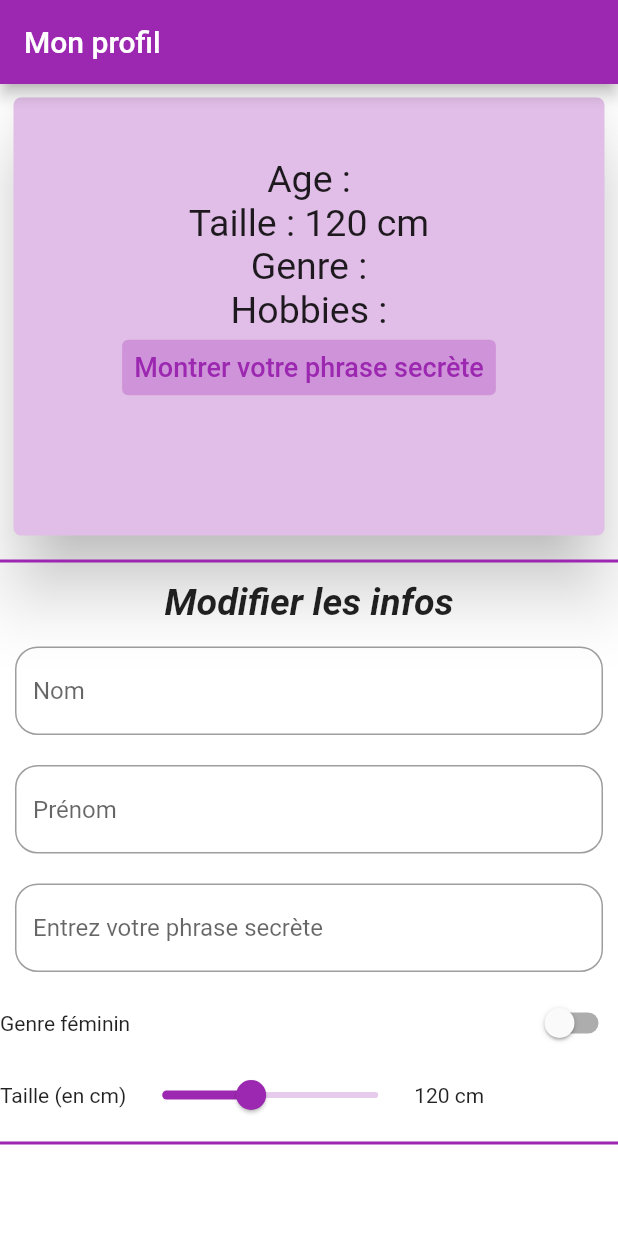
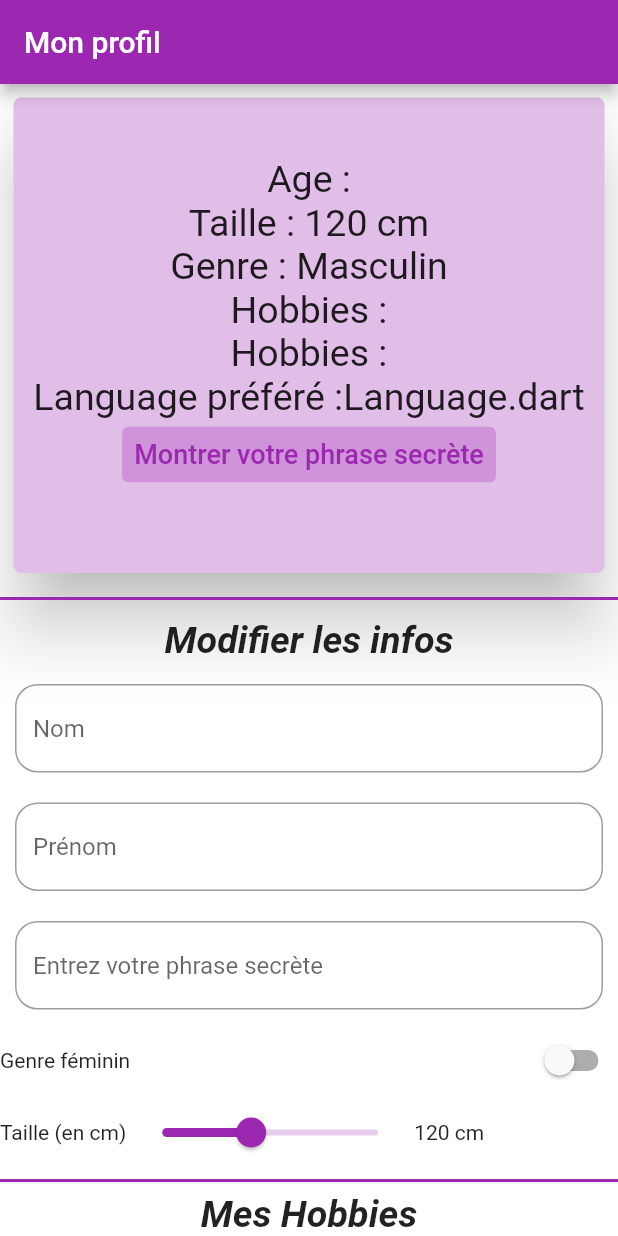
Before and after one commit to Zuhrdev/My-first-Flutter-App, a Flutter app: the screen it shows after launch, on a phone screen of 412 x 824 dp. Run offline on Flutter 3.47's test engine with Material 2 defaults, Android fonts, the phone set to English and light mode, and no system bars.

Commit message:
end of the exercise

```diff
--- a/wdigets_interractifs/lib/change_params.dart
+++ b/wdigets_interractifs/lib/change_params.dart
@@ -7,6 +7,10 @@ class ExerciseWidget extends StatefulWidget {
     return ExerciseWidgetState();
   }
 }
+
+enum Language {dart, c}
+Language? _language = Language.dart;
+
 
 class ExerciseWidgetState extends State<ExerciseWidget> {
 
@@ -20,8 +24,22 @@ class ExerciseWidgetState extends State<ExerciseWidget> {
   String prenom = "";
   String name = "";
   String secret = "";
+  String language = "";
   String secretDisplay = "cachée";
   double sliderTailleValue = 120;
+  Map<String, bool>hobbies= {
+    "MMA": false,
+    "Boxe": false,
+    "Football": false,
+    "Informatique": false
+  };
+  Map<String, bool>courses = {
+    "carottes": false,
+    "oignons": false,
+    "frommage": true,
+  };
+
+
 
   @override
   void initState() {
@@ -39,9 +57,11 @@ class ExerciseWidgetState extends State<ExerciseWidget> {
     super.dispose();
   }
 
-  @override
+
+@override
   Widget build(BuildContext context) {
     var size = MediaQuery.of(context).size;
+
     return Scaffold(
       backgroundColor: backGroundColor,
       appBar: AppBar(title: const Text("Mon profil"),),
@@ -53,7 +73,7 @@ class ExerciseWidgetState extends State<ExerciseWidget> {
               children: [
                 Container(
                   margin: EdgeInsets.all(5),
-                  height: 300,
+                  height: 325,
                   width: size.width,
                   decoration: BoxDecoration(borderRadius: BorderRadius.circular(10), /*color: Colors.purple[200]*/),
                   child: Card(
@@ -69,9 +89,23 @@ class ExerciseWidgetState extends State<ExerciseWidget> {
                     Text("$name $prenom", style: TextStyle(fontSize: 25),),
                     Text("Age :", style: TextStyle(fontSize: 25)),
                     Text("Taille : ${sliderTailleValue.toInt()} cm", style: TextStyle(fontSize: 25)),
-                    Text("Genre :", style: TextStyle(fontSize: 25)),
+                    Row(
+                      mainAxisAlignment: MainAxisAlignment.center,
+                      children: [
+                      Text("Genre : ", style: TextStyle(fontSize: 25)),
+                      Text(updateGender(), style: TextStyle(fontSize: 25),),
+                    ],),
                     Text("Hobbies :", style: TextStyle(fontSize: 25)),
-                    TextButton(style: TextButton.styleFrom(backgroundColor: Colors.purple[200]), onPressed: () {setState(() => textButtonPressed = !textButtonPressed);},
+                    Row(children: [
+                      Text("Hobbies :", style: TextStyle(fontSize: 25),),
+                      dispHobbies(),
+                    ],mainAxisAlignment: MainAxisAlignment.center,),
+                      Row(children: [
+                        Text("Language préféré :", style: TextStyle(fontSize: 25),),
+                        Text(_language.toString(), style: TextStyle(fontSize: 25),),
+                      ],
+                      mainAxisAlignment: MainAxisAlignment.center,),
+                      TextButton(style: TextButton.styleFrom(backgroundColor: Colors.purple[200]), onPressed: () {setState(() => textButtonPressed = !textButtonPressed);},
                       child:
                         Text("Montrer votre phrase secrète", style: TextStyle(fontSize: 18)),
                       ),
@@ -135,6 +169,42 @@ class ExerciseWidgetState extends State<ExerciseWidget> {
                   ],
                 ),
                 Divider(color: Colors.purple,thickness: 2,),
+                MainTitleText(data: "Mes Hobbies"),
+                checksHobbies(),
+                ListTile(
+                  title: Text("Dart"),
+                  leading: Radio<Language>(
+                    value: Language.dart,
+                    groupValue: _language,
+                    onChanged: (Language? newValue) {
+                      setState(() {
+                        _language = newValue;
+                      });
+                    },
+                  ),
+                ),
+                ListTile(
+                  title: Text("c"),
+                  leading: Radio<Language>(
+                    value: Language.c,
+                    groupValue: _language,
+                    onChanged: (Language? newValue) {
+                      setState(() {
+                        _language = newValue;
+                      });
+                    },
+                  ),
+                ),
+
+                /*Row(
+                  children: [
+                    RadioListTile(value: "dart", groupValue: language, onChanged: (newValue) {
+                      setState(() {
+                        language = newValue.toString();
+                      });
+                    })
+                  ],
+                )*/
               ],
             ),
           ],
@@ -145,17 +215,51 @@ class ExerciseWidgetState extends State<ExerciseWidget> {
 
   updateSecret() {
     setState(() => textButtonPressed = !textButtonPressed);
-    print("change");
     /*setState(() {
       textButtonPressed = (textButtonPressed == false) ? true : false;
       print("pressed");
-    })*/;
+    })*/
   }
 
   updateSecretDisplay() {
     return (textButtonPressed) ? secret : "";
   }
-}
+
+  updateGender() {
+    return (switchGenderValue) ? "Féminin" : "Masculin";
+  }
+
+  Column checksHobbies() {
+    List<Widget> items = [];
+    hobbies.forEach((hobbie, checkOrNot) {
+      Widget row = Row(
+        mainAxisAlignment: MainAxisAlignment.spaceBetween,
+        children: [
+          Padding(padding: EdgeInsets.only(left: 10), child: Text(hobbie),),
+          Checkbox(value: checkOrNot, onChanged: ((newValue) {
+            setState(() {
+              hobbies[hobbie] = newValue ?? false;
+            });
+          }))
+        ],
+      );
+      items.add(row);
+    });
+    return Column(children: items,);
+  }
+
+  Row dispHobbies() {
+    List<Widget> items = [];
+    hobbies.forEach((hobbie, checkOrNot) {
+      if (checkOrNot == true) {
+        Widget text = Text(" $hobbie", style: TextStyle(fontSize: 25),)
+        ;
+        items.add(text);
+      }
+    });
+    return Row(children: items,);
+  }
+
 
 Column userInfos (TextEditingController controller, String text, bool password, String cache) {
   return Column(
@@ -167,7 +271,7 @@ Column userInfos (TextEditingController controller, String text, bool password,
       )
     ],
   );
-
+}
   /*Column(
     children: [
       TextField(
```
